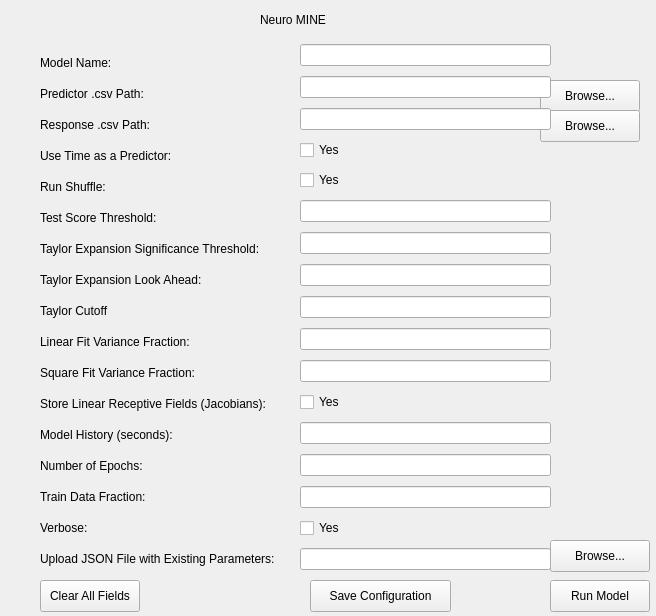
This is neuro_mine/ui/form.ui in matovic5/neuro_mine as Qt 5 draws it before an edit. The edited form follows.
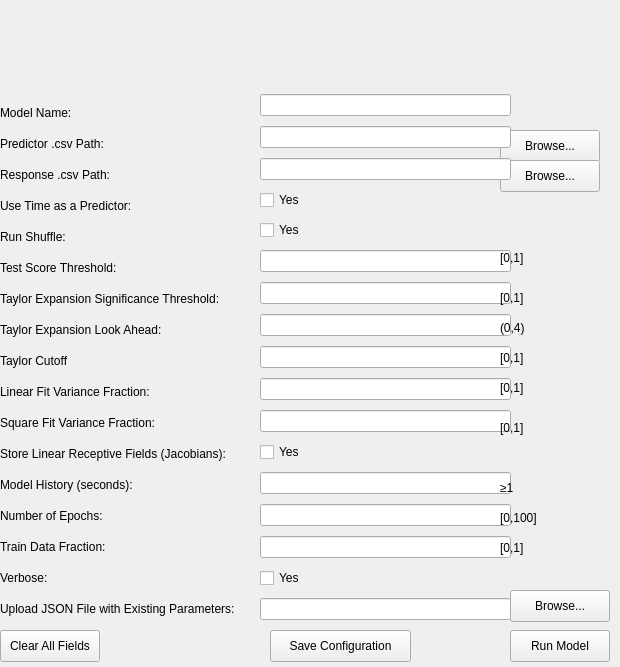
This is the edited form. Icons and pictures are not drawn.

Commit message: Made major UI changes: 1) Changed "Clear Fields" button to "Restore Defaults" 2) Created tooltips for file types 3) Added logo

The edit to the form file:
```diff
--- a/neuro_mine/ui/form.ui
+++ b/neuro_mine/ui/form.ui
@@ -6,8 +6,8 @@
    <rect>
     <x>0</x>
     <y>0</y>
-    <width>656</width>
-    <height>616</height>
+    <width>620</width>
+    <height>667</height>
    </rect>
   </property>
   <property name="windowTitle">
@@ -16,8 +16,8 @@
   <widget class="QPushButton" name="pushButton">
    <property name="geometry">
     <rect>
-     <x>550</x>
-     <y>580</y>
+     <x>510</x>
+     <y>630</y>
      <width>100</width>
      <height>32</height>
     </rect>
@@ -26,24 +26,11 @@
     <string>Run Model</string>
    </property>
   </widget>
-  <widget class="QLabel" name="label">
-   <property name="geometry">
-    <rect>
-     <x>260</x>
-     <y>10</y>
-     <width>81</width>
-     <height>20</height>
-    </rect>
-   </property>
-   <property name="text">
-    <string>Neuro MINE</string>
-   </property>
-  </widget>
   <widget class="QPushButton" name="pushButton_2">
    <property name="geometry">
     <rect>
-     <x>540</x>
-     <y>80</y>
+     <x>500</x>
+     <y>130</y>
      <width>100</width>
      <height>32</height>
     </rect>
@@ -55,8 +42,8 @@
   <widget class="QPushButton" name="pushButton_3">
    <property name="geometry">
     <rect>
-     <x>540</x>
-     <y>110</y>
+     <x>500</x>
+     <y>160</y>
      <width>100</width>
      <height>32</height>
     </rect>
@@ -68,8 +55,8 @@
   <widget class="QPushButton" name="pushButton_4">
    <property name="geometry">
     <rect>
-     <x>550</x>
-     <y>540</y>
+     <x>510</x>
+     <y>590</y>
      <width>100</width>
      <height>32</height>
     </rect>
@@ -81,8 +68,8 @@
   <widget class="QPushButton" name="pushButton_5">
    <property name="geometry">
     <rect>
-     <x>40</x>
-     <y>580</y>
+     <x>0</x>
+     <y>630</y>
      <width>100</width>
      <height>32</height>
     </rect>
@@ -94,8 +81,8 @@
   <widget class="QWidget" name="widget" native="true">
    <property name="geometry">
     <rect>
-     <x>300</x>
-     <y>40</y>
+     <x>260</x>
+     <y>90</y>
      <width>251</width>
      <height>551</height>
     </rect>
@@ -173,8 +160,8 @@
   <widget class="QPushButton" name="pushButton_6">
    <property name="geometry">
     <rect>
-     <x>310</x>
-     <y>580</y>
+     <x>270</x>
+     <y>630</y>
      <width>141</width>
      <height>32</height>
     </rect>
@@ -186,8 +173,8 @@
   <widget class="QWidget" name="layoutWidget">
    <property name="geometry">
     <rect>
-     <x>40</x>
-     <y>50</y>
+     <x>0</x>
+     <y>100</y>
      <width>261</width>
      <height>521</height>
     </rect>
@@ -314,6 +301,139 @@
     </item>
    </layout>
   </widget>
+  <widget class="QLabel" name="label_19">
+   <property name="geometry">
+    <rect>
+     <x>500</x>
+     <y>250</y>
+     <width>58</width>
+     <height>16</height>
+    </rect>
+   </property>
+   <property name="text">
+    <string>[0,1]</string>
+   </property>
+  </widget>
+  <widget class="QLabel" name="label_20">
+   <property name="geometry">
+    <rect>
+     <x>500</x>
+     <y>290</y>
+     <width>58</width>
+     <height>16</height>
+    </rect>
+   </property>
+   <property name="text">
+    <string>[0,1]</string>
+   </property>
+  </widget>
+  <widget class="QLabel" name="label_21">
+   <property name="geometry">
+    <rect>
+     <x>500</x>
+     <y>320</y>
+     <width>58</width>
+     <height>16</height>
+    </rect>
+   </property>
+   <property name="text">
+    <string>(0,4)</string>
+   </property>
+  </widget>
+  <widget class="QLabel" name="label_22">
+   <property name="geometry">
+    <rect>
+     <x>500</x>
+     <y>350</y>
+     <width>58</width>
+     <height>16</height>
+    </rect>
+   </property>
+   <property name="text">
+    <string>[0,1]</string>
+   </property>
+  </widget>
+  <widget class="QLabel" name="label_23">
+   <property name="geometry">
+    <rect>
+     <x>500</x>
+     <y>380</y>
+     <width>58</width>
+     <height>16</height>
+    </rect>
+   </property>
+   <property name="text">
+    <string>[0,1]</string>
+   </property>
+  </widget>
+  <widget class="QLabel" name="label_24">
+   <property name="geometry">
+    <rect>
+     <x>500</x>
+     <y>420</y>
+     <width>58</width>
+     <height>16</height>
+    </rect>
+   </property>
+   <property name="text">
+    <string>[0,1]</string>
+   </property>
+  </widget>
+  <widget class="QLabel" name="label_25">
+   <property name="geometry">
+    <rect>
+     <x>500</x>
+     <y>480</y>
+     <width>58</width>
+     <height>16</height>
+    </rect>
+   </property>
+   <property name="text">
+    <string>≥1</string>
+   </property>
+  </widget>
+  <widget class="QLabel" name="label_26">
+   <property name="geometry">
+    <rect>
+     <x>500</x>
+     <y>510</y>
+     <width>58</width>
+     <height>16</height>
+    </rect>
+   </property>
+   <property name="text">
+    <string>[0,100]</string>
+   </property>
+  </widget>
+  <widget class="QLabel" name="label_27">
+   <property name="geometry">
+    <rect>
+     <x>500</x>
+     <y>540</y>
+     <width>58</width>
+     <height>16</height>
+    </rect>
+   </property>
+   <property name="text">
+    <string>[0,1]</string>
+   </property>
+  </widget>
+  <widget class="QLabel" name="label">
+   <property name="geometry">
+    <rect>
+     <x>210</x>
+     <y>10</y>
+     <width>141</width>
+     <height>91</height>
+    </rect>
+   </property>
+   <property name="text">
+    <string/>
+   </property>
+   <property name="pixmap">
+    <pixmap resource="resources.qrc">:/logo.png</pixmap>
+   </property>
+  </widget>
  </widget>
  <resources/>
  <connections/>
```
Left out of the diff: 6 changed lines with no effect on the pictures. The commit also changes 4 other files.
